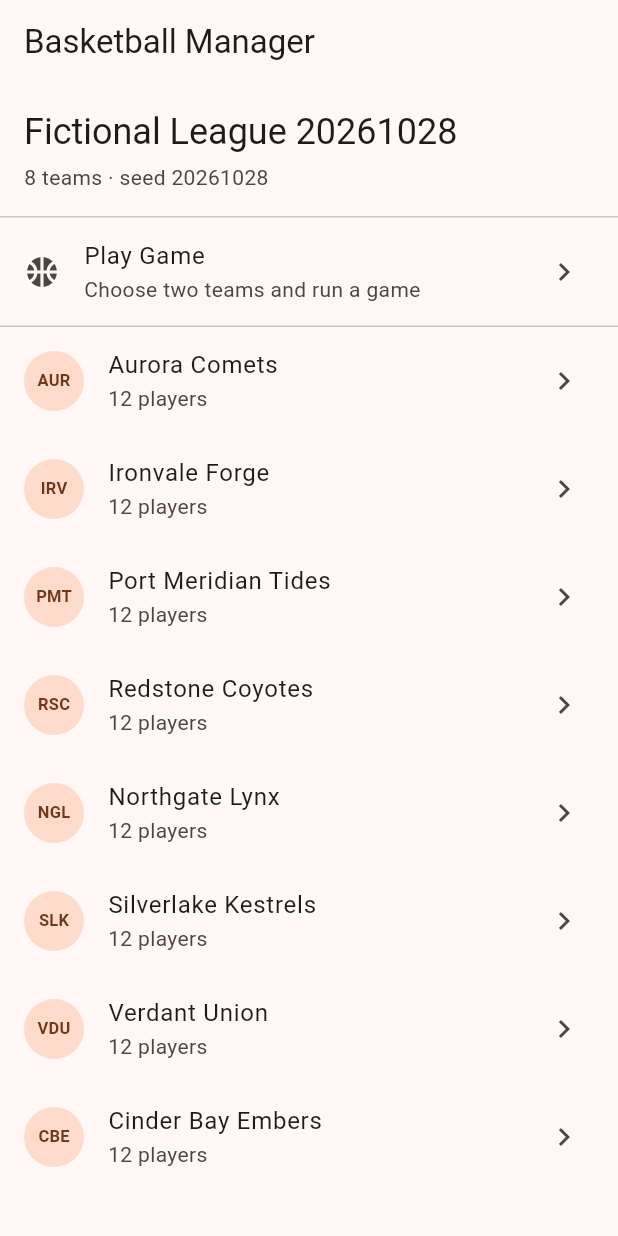
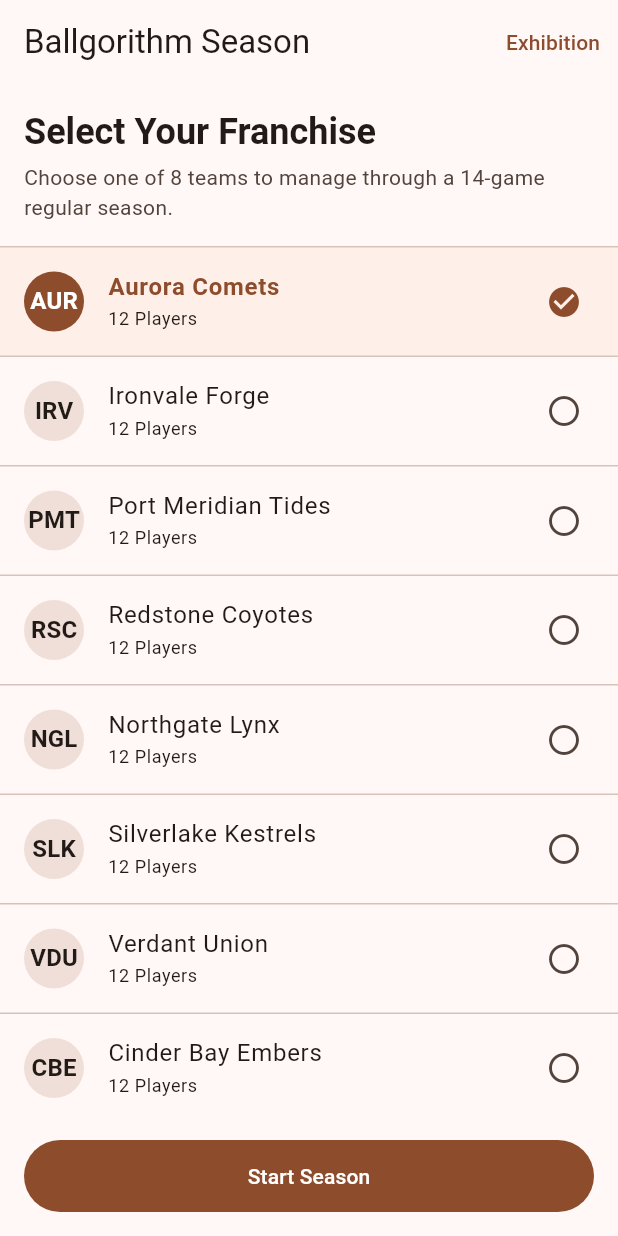
Before and after one commit to Faraeael/Ballgorithm, a Flutter app: the screen it shows after launch, on a phone screen of 412 x 824 dp. Run offline on Flutter 3.47's test engine with Material 3 defaults, Android fonts, the phone set to English and light mode, and no system bars; project files that could hold a hidden picture were left out.

Commit message:
feat(app): integrate playable season lifecycle into app shell and game screens

```diff
--- a/lib/app.dart
+++ b/lib/app.dart
@@ -1,12 +1,53 @@
 import 'package:flutter/material.dart';
 import 'package:simulation_core/simulation_core.dart';
 
+import 'features/game/game_screen.dart';
 import 'features/league/league_screen.dart';
+import 'features/season/franchise_select_screen.dart';
+import 'features/season/season_controller.dart';
+import 'features/season/season_dashboard_screen.dart';
+import 'features/season/season_storage.dart';
 
-class BasketballManagerApp extends StatelessWidget {
-  const BasketballManagerApp({super.key, required this.league});
+class BasketballManagerApp extends StatefulWidget {
+  const BasketballManagerApp({
+    super.key,
+    required this.league,
+    this.storage,
+    this.seasonMode,
+    this.gameRunner,
+  });
 
   final League league;
+  final SeasonStorage? storage;
+  final bool? seasonMode;
+  final GameRunner? gameRunner;
+
+  @override
+  State<BasketballManagerApp> createState() => _BasketballManagerAppState();
+}
+
+class _BasketballManagerAppState extends State<BasketballManagerApp> {
+  SeasonController? _controller;
+
+  bool get _isSeasonActive => widget.seasonMode ?? (widget.storage != null);
+
+  @override
+  void initState() {
+    super.initState();
+    if (_isSeasonActive) {
+      _controller = SeasonController(
+        league: widget.league,
+        storage: widget.storage ?? InMemorySeasonStorage(),
+      );
+      _controller!.loadSeason();
+    }
+  }
+
+  @override
+  void dispose() {
+    _controller?.dispose();
+    super.dispose();
+  }
 
   @override
   Widget build(BuildContext context) {
@@ -17,7 +58,79 @@ class BasketballManagerApp extends StatelessWidget {
         useMaterial3: true,
         colorScheme: ColorScheme.fromSeed(seedColor: const Color(0xFFB4541E)),
       ),
-      home: LeagueScreen(league: league),
+      home: _isSeasonActive
+          ? _buildSeasonHome(context)
+          : LeagueScreen(league: widget.league),
+    );
+  }
+
+  Widget _buildSeasonHome(BuildContext context) {
+    return ListenableBuilder(
+      listenable: _controller!,
+      builder: (context, _) {
+        if (_controller!.isLoading) {
+          return const Scaffold(
+            body: Center(child: CircularProgressIndicator()),
+          );
+        }
+
+        if (_controller!.errorMessage != null) {
+          return Scaffold(
+            appBar: AppBar(title: const Text('Save Error')),
+            body: Padding(
+              padding: const EdgeInsets.all(24.0),
+              child: Column(
+                mainAxisAlignment: MainAxisAlignment.center,
+                crossAxisAlignment: CrossAxisAlignment.stretch,
+                children: [
+                  const Icon(
+                    Icons.warning_amber_rounded,
+                    size: 64,
+                    color: Colors.orange,
+                  ),
+                  const SizedBox(height: 16),
+                  Text(
+                    'Season Data Notice',
+                    textAlign: TextAlign.center,
+                    style: Theme.of(context).textTheme.titleLarge?.copyWith(
+                      fontWeight: FontWeight.bold,
+                    ),
+                  ),
+                  const SizedBox(height: 8),
+                  Text(
+                    _controller!.errorMessage!,
+                    textAlign: TextAlign.center,
+                    style: Theme.of(context).textTheme.bodyMedium,
+                  ),
+                  const SizedBox(height: 24),
+                  FilledButton(
+                    onPressed: () => _controller!.loadSeason(),
+                    child: const Text('Retry Load'),
+                  ),
+                  const SizedBox(height: 8),
+                  OutlinedButton(
+                    onPressed: () => _controller!.resetSeason(),
+                    child: const Text('Reset Save Data'),
+                  ),
+                ],
+              ),
+            ),
+          );
+        }
+
+        if (!_controller!.hasActiveSeason) {
+          return FranchiseSelectScreen(
+            league: widget.league,
+            controller: _controller!,
+          );
+        }
+
+        return SeasonDashboardScreen(
+          league: widget.league,
+          controller: _controller!,
+          runner: widget.gameRunner,
+        );
+      },
     );
   }
 }
--- a/lib/main.dart
+++ b/lib/main.dart
@@ -2,9 +2,15 @@ import 'package:flutter/material.dart';
 import 'package:simulation_core/simulation_core.dart';
 
 import 'app.dart';
+import 'features/season/season_storage.dart';
 
 void main() {
   const generator = LeagueGenerator();
   const config = GenerationConfig(seed: 20261028);
-  runApp(BasketballManagerApp(league: generator.generate(config)));
+  runApp(
+    BasketballManagerApp(
+      league: generator.generate(config),
+      storage: FileSeasonStorage(filePath: 'ballgorithm_save.json'),
+    ),
+  );
 }
```
Also changed, not shown: lib/features/game/game_result_view.dart (+7 -3 lines), lib/features/game/game_screen.dart (+21 -3 lines).
